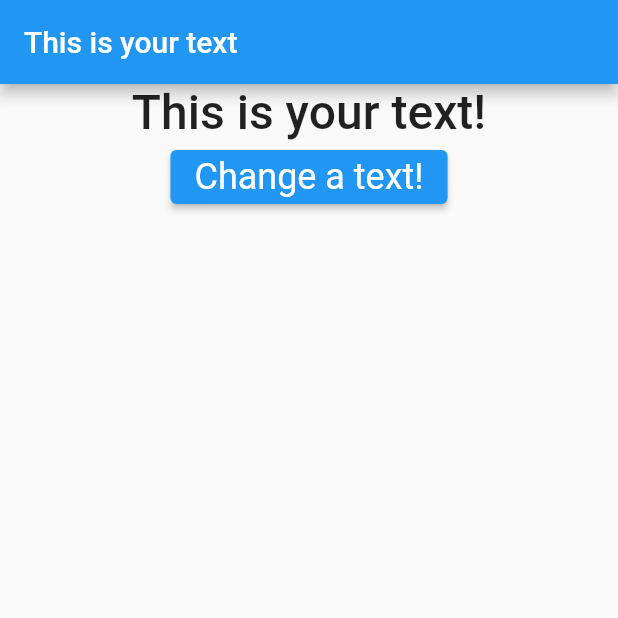
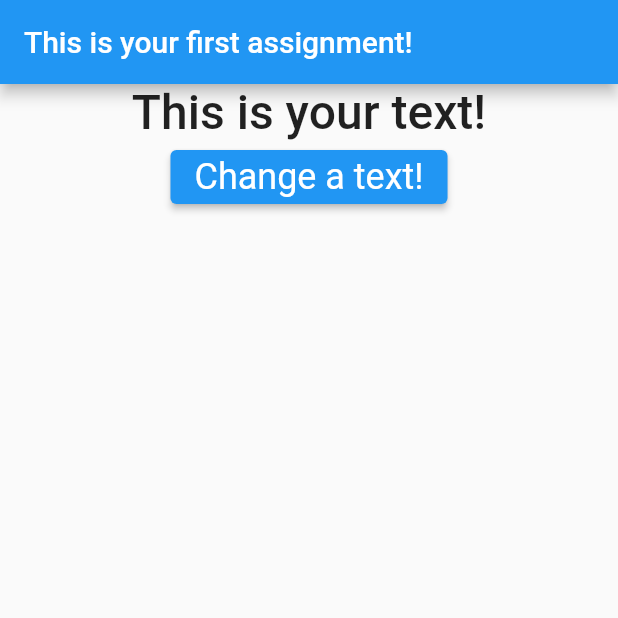
Before and after one commit to Alex121512/first_flutter_assignment, a Flutter app: the screen it shows after launch, on a phone screen of 412 x 824 dp, the top half of it. Run offline on Flutter 3.47's test engine with Material 2 defaults, Android fonts, the phone set to English and light mode, and no system bars.

Commit message:
Change AppBar text

```diff
--- a/lib/main.dart
+++ b/lib/main.dart
@@ -16,7 +16,7 @@ class MyApp extends StatelessWidget {
     return MaterialApp(
       home: Scaffold(
         appBar: AppBar(
-          title: App('This is your text'),
+          title: App('This is your first assignment!'),
         ),
         body: OutputText(),
       ),
```
